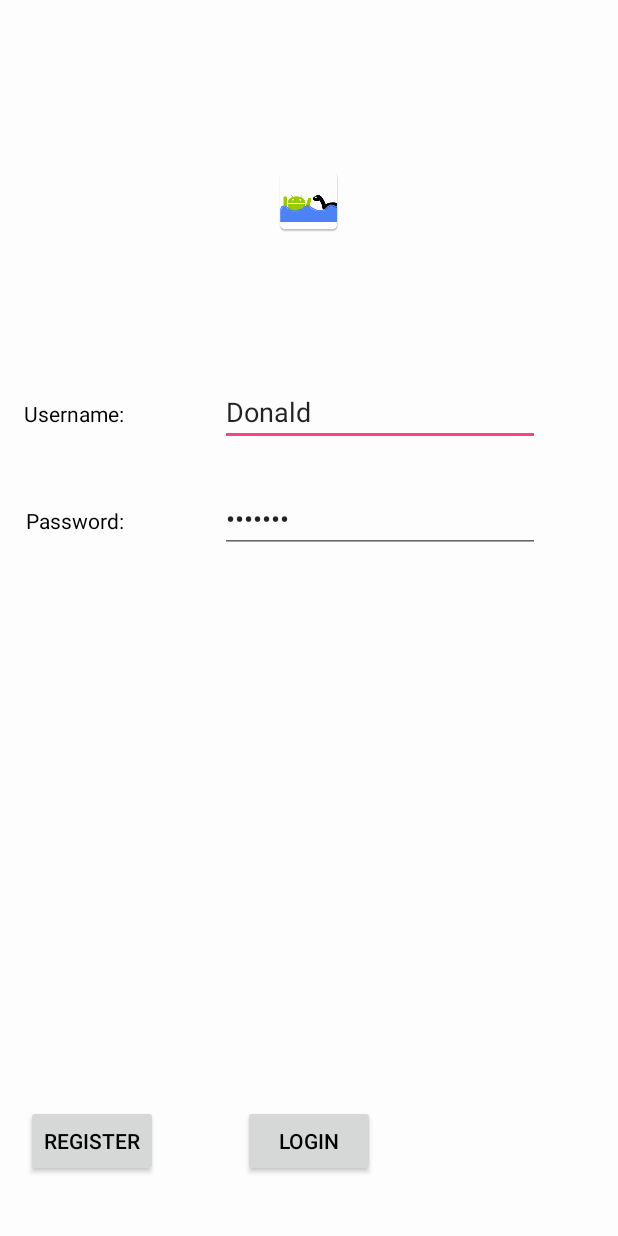
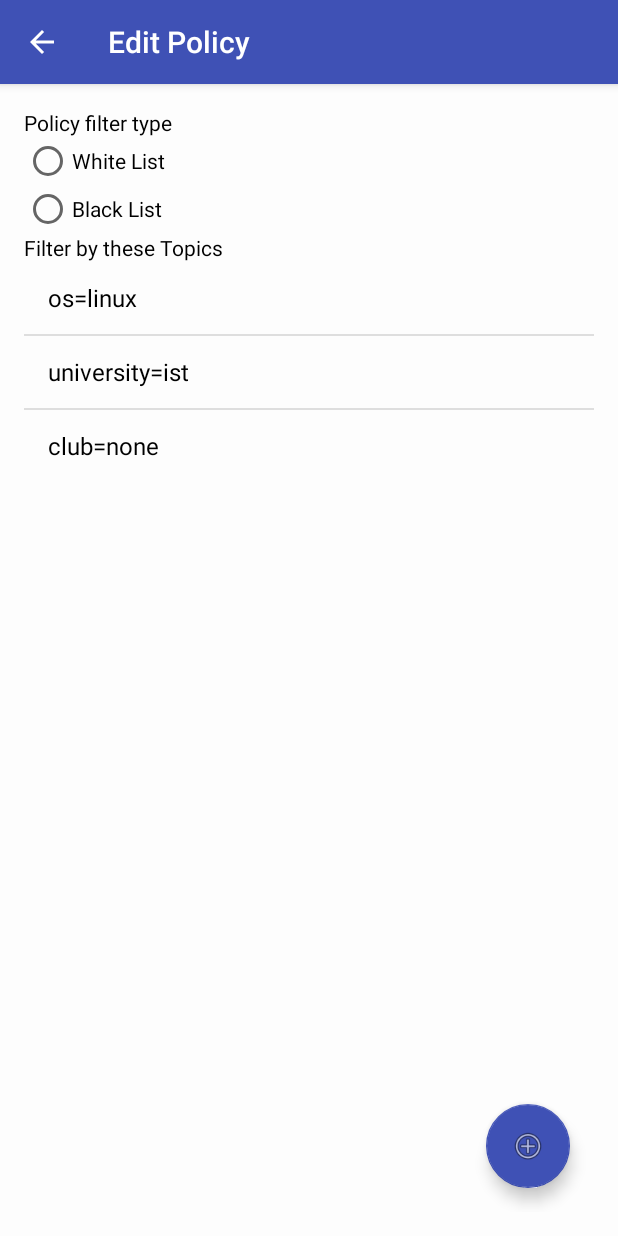
Before and after one commit to Gisson/LocMess, an Android app: the screen it shows after launch (MainActivity before the commit, EditPolicyActivity after it), on a phone screen of 412 x 824 dp. Run offline under Robolectric (Android 15) with nearby library versions, the phone set to English and light mode, and no system bars.

Commit message:
add Edit Policy layout #12
TODO:
- add topic
- edit topic

```diff
--- a/android-project/app/src/main/AndroidManifest.xml
+++ b/android-project/app/src/main/AndroidManifest.xml
@@ -38,6 +38,17 @@
         <activity android:name=".SelectPolicyActivity"/>
 
         <activity android:name=".AddLocationActivity"/>
+
+        <activity
+            android:name=".EditPolicyActivity"
+            android:parentActivityName=".NewMessageActivity"
+            android:label="@string/title_activity_edit_policy"
+            android:theme="@style/AppTheme.NoActionBar">
+            <intent-filter>
+                <action android:name="android.intent.action.MAIN" />
+
+                <category android:name="android.intent.category.LAUNCHER" />
+            </intent-filter></activity>
     </application>
 
 </manifest>
--- /dev/null
+++ b/android-project/app/src/main/java/pt/ulisboa/tecnico/ist/cmu/locmess/EditPolicyActivity.java
@@ -0,0 +1,61 @@
+package pt.ulisboa.tecnico.ist.cmu.locmess;
+
+import android.os.Bundle;
+import android.support.design.widget.FloatingActionButton;
+import android.support.design.widget.Snackbar;
+import android.support.v7.app.AppCompatActivity;
+import android.support.v7.widget.Toolbar;
+import android.util.Log;
+import android.view.View;
+import android.widget.ArrayAdapter;
+import android.widget.ListView;
+import android.widget.RadioButton;
+import android.widget.RadioGroup;
+import android.widget.TextView;
+import android.widget.Toast;
+
+import java.lang.reflect.Array;
+
+public class EditPolicyActivity extends AppCompatActivity {
+    private static final String TAG = "EditPolicyActivity";
+
+    @Override
+    protected void onCreate(Bundle savedInstanceState) {
+        super.onCreate(savedInstanceState);
+        setContentView(R.layout.activity_edit_policy);
+        Toolbar toolbar = (Toolbar) findViewById(R.id.toolbar);
+        setSupportActionBar(toolbar);
+        getSupportActionBar().setDisplayHomeAsUpEnabled(true);
+
+        FloatingActionButton fab = (FloatingActionButton) findViewById(R.id.abAddTopic);
+        fab.setOnClickListener(new View.OnClickListener() {
+            @Override
+            public void onClick(View view) {
+                Snackbar.make(view, "Adding a new policy is not yet implemented", Snackbar.LENGTH_LONG)
+                        .setAction("Action", null).show();
+            }
+        });
+
+        /* FIXME implement a Topic DTO :) */
+        String[] topics = {"os=linux", "university=ist", "club=none"};
+        ArrayAdapter<String> topicsAdapter = new ArrayAdapter<>(this, android.R.layout.simple_list_item_1, topics);
+
+        ListView lvTopics = (ListView)findViewById(R.id.lvTopics);
+        lvTopics.setAdapter(topicsAdapter);
+    }
+
+
+    public void onRadioButtonClicked(View view) {
+        boolean checked = ((RadioButton) view).isChecked();
+
+        // Check which radio button was clicked
+        switch(view.getId()) {
+            case R.id.rbBlackList:
+                Log.v(TAG, "Black " + checked); // FIXME remove this
+                    break;
+            case R.id.rbWhiteList:
+                Log.v(TAG, "White " + checked); // FIXME remove this
+                    break;
+        }
+    }
+}
--- /dev/null
+++ b/android-project/app/src/main/res/layout/activity_edit_policy.xml
@@ -0,0 +1,28 @@
+<?xml version="1.0" encoding="utf-8"?>
+<android.support.design.widget.CoordinatorLayout xmlns:android="http://schemas.android.com/apk/res/android"
+    xmlns:app="http://schemas.android.com/apk/res-auto"
+    xmlns:tools="http://schemas.android.com/tools"
+    android:layout_width="match_parent"
+    android:layout_height="match_parent"
+    android:fitsSystemWindows="true"
+    tools:context="pt.ulisboa.tecnico.ist.cmu.locmess.EditPolicyActivity">
+
+    <android.support.design.widget.AppBarLayout
+        android:layout_width="match_parent"
+        android:layout_height="wrap_content"
+        android:theme="@style/AppTheme.AppBarOverlay">
+
+        <android.support.v7.widget.Toolbar
+            android:id="@+id/toolbar"
+            android:layout_width="match_parent"
+            android:layout_height="?attr/actionBarSize"
+            android:background="?attr/colorPrimary"
+            app:popupTheme="@style/AppTheme.PopupOverlay" />
+
+
+    </android.support.design.widget.AppBarLayout>
+
+
+        <include layout="@layout/content_edit_policy" />
+
+</android.support.design.widget.CoordinatorLayout>
--- /dev/null
+++ b/android-project/app/src/main/res/layout/content_edit_policy.xml
@@ -0,0 +1,82 @@
+<?xml version="1.0" encoding="utf-8"?>
+<RelativeLayout xmlns:android="http://schemas.android.com/apk/res/android"
+    xmlns:app="http://schemas.android.com/apk/res-auto"
+    xmlns:tools="http://schemas.android.com/tools"
+    android:id="@+id/content_edit_policy"
+    android:layout_width="match_parent"
+    android:layout_height="match_parent"
+    android:paddingBottom="@dimen/activity_vertical_margin"
+    android:paddingLeft="@dimen/activity_horizontal_margin"
+    android:paddingRight="@dimen/activity_horizontal_margin"
+    android:paddingTop="@dimen/activity_vertical_margin"
+    app:layout_behavior="@string/appbar_scrolling_view_behavior"
+    tools:context="pt.ulisboa.tecnico.ist.cmu.locmess.EditPolicyActivity"
+    tools:showIn="@layout/activity_edit_policy">
+
+
+    <RadioGroup
+        android:layout_width="wrap_content"
+        android:layout_height="wrap_content"
+        android:layout_alignParentTop="true"
+        android:layout_alignParentLeft="true"
+        android:layout_alignParentStart="true"
+        android:layout_alignParentRight="true"
+        android:layout_alignParentEnd="true"
+        android:id="@+id/radioGroup"
+        android:weightSum="1">
+
+        <TextView
+            android:text="Policy filter type"
+            android:layout_width="match_parent"
+            android:layout_height="wrap_content"
+            android:id="@+id/tvPolicyLegend" />
+
+        <RadioButton
+            android:text="White List"
+            android:layout_width="match_parent"
+            android:layout_height="wrap_content"
+            android:id="@+id/rbWhiteList"
+            android:onClick="onRadioButtonClicked" />
+
+        <RadioButton
+            android:text="Black List"
+            android:layout_width="match_parent"
+            android:layout_height="wrap_content"
+            android:id="@+id/rbBlackList"
+            android:onClick="onRadioButtonClicked" />
+
+    </RadioGroup>
+    <!-- the list view must be populated in Java, I think -->
+
+    <Space
+        android:layout_below="@+id/radioGroup"
+        android:id="@+id/space"
+        android:layout_width="wrap_content"
+        android:layout_height="wrap_content" />
+
+    <TextView
+        android:layout_below="@+id/space"
+        android:id="@+id/tvTopics"
+        android:text="Filter by these Topics"
+        android:layout_width="match_parent"
+        android:layout_height="wrap_content" />
+
+    <ListView
+        android:layout_below="@+id/tvTopics"
+        android:id="@+id/lvTopics"
+        android:layout_width="match_parent"
+        android:layout_height="wrap_content"
+        android:contentDescription="filter topics" />
+
+    <android.support.design.widget.FloatingActionButton
+        android:id="@+id/abAddTopic"
+        android:layout_width="wrap_content"
+        android:layout_height="wrap_content"
+        android:layout_gravity="bottom|end"
+        android:layout_margin="@dimen/fab_margin"
+        app:backgroundTint="@color/colorPrimary"
+        app:srcCompat="@android:drawable/ic_menu_add"
+        android:layout_alignParentBottom="true"
+        android:layout_alignEnd="@+id/lvTopics"
+        android:layout_alignRight="@+id/lvTopics" />
+</RelativeLayout>
--- a/android-project/app/src/main/res/values/strings.xml
+++ b/android-project/app/src/main/res/values/strings.xml
@@ -22,4 +22,5 @@
     <string name="latitude">Latitude:</string>
     <string name="longtitude">Longtitude:</string>
     <string name="radius">Radius:</string>
+    <string name="title_activity_edit_policy">Edit Policy</string>
 </resources>
```
